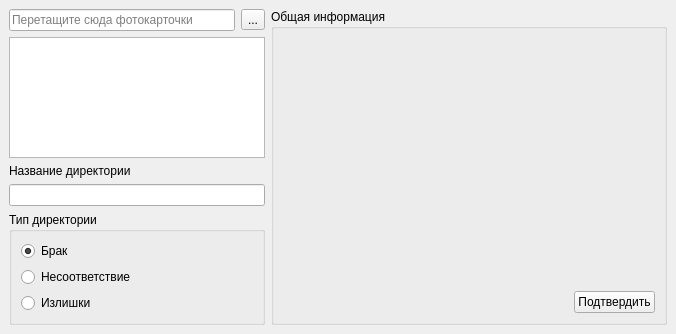
The window that mainwindow.ui (The-Zealot/WBFolderManager) describes before a commit, drawn with Qt 5.
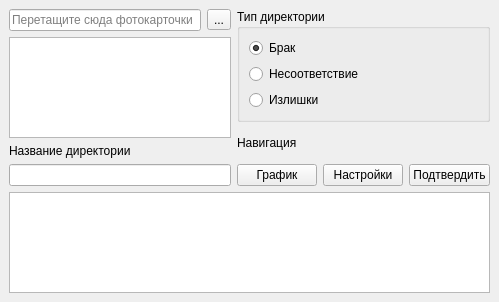
The same window after the commit.

What changed in the file:
```diff
--- a/mainwindow.ui
+++ b/mainwindow.ui
@@ -6,46 +6,29 @@
    <rect>
     <x>0</x>
     <y>0</y>
-    <width>676</width>
-    <height>334</height>
+    <width>499</width>
+    <height>302</height>
    </rect>
   </property>
   <property name="windowTitle">
    <string>WBHelper</string>
   </property>
   <widget class="QWidget" name="centralwidget">
-   <layout class="QGridLayout" name="gridLayout">
+   <layout class="QGridLayout" name="gridLayout_2">
     <item row="0" column="0">
-     <layout class="QVBoxLayout" name="verticalLayout_4">
-      <item>
-       <layout class="QVBoxLayout" name="verticalLayout">
-        <item>
          <layout class="QHBoxLayout" name="horizontalLayout">
           <item>
-           <widget class="QLineEdit" name="editPhotoPath">
-            <property name="sizePolicy">
-             <sizepolicy hsizetype="Preferred" vsizetype="Fixed">
-              <horstretch>0</horstretch>
-              <verstretch>0</verstretch>
-             </sizepolicy>
-            </property>
-            <property name="placeholderText">
-             <string>Перетащите сюда фотокарточки</string>
-            </property>
-           </widget>
-          </item>
+       <layout class="QVBoxLayout" name="verticalLayout_5">
           <item>
+         <layout class="QGridLayout" name="gridLayout">
+          <item row="0" column="1">
            <widget class="QToolButton" name="buttonBrowse">
             <property name="text">
              <string>...</string>
             </property>
            </widget>
           </item>
-         </layout>
-        </item>
-       </layout>
-      </item>
-      <item>
+          <item row="1" column="0" colspan="2">
        <widget class="QListWidget" name="listWidget">
         <property name="sizePolicy">
          <sizepolicy hsizetype="Preferred" vsizetype="Expanding">
@@ -55,8 +38,23 @@
         </property>
        </widget>
       </item>
+          <item row="0" column="0">
+           <widget class="QLineEdit" name="editPhotoPath">
+            <property name="sizePolicy">
+             <sizepolicy hsizetype="Preferred" vsizetype="Fixed">
+              <horstretch>0</horstretch>
+              <verstretch>0</verstretch>
+             </sizepolicy>
+            </property>
+            <property name="placeholderText">
+             <string>Перетащите сюда фотокарточки</string>
+            </property>
+           </widget>
+          </item>
+         </layout>
+        </item>
       <item>
-       <layout class="QVBoxLayout" name="verticalLayout_3">
+         <layout class="QVBoxLayout" name="verticalLayout">
         <item>
          <widget class="QLabel" name="label">
           <property name="text">
@@ -76,6 +74,10 @@
         </item>
        </layout>
       </item>
+       </layout>
+      </item>
+      <item>
+       <layout class="QVBoxLayout" name="verticalLayout_4">
       <item>
        <widget class="QGroupBox" name="groupBox">
         <property name="title">
@@ -109,61 +111,48 @@
         </layout>
        </widget>
       </item>
-     </layout>
-    </item>
-    <item row="0" column="1">
-     <widget class="QGroupBox" name="groupBox_2">
-      <property name="sizePolicy">
-       <sizepolicy hsizetype="MinimumExpanding" vsizetype="Preferred">
-        <horstretch>0</horstretch>
-        <verstretch>0</verstretch>
-       </sizepolicy>
-      </property>
-      <property name="title">
-       <string>Общая информация</string>
-      </property>
-      <layout class="QGridLayout" name="gridLayout_2">
-       <item row="1" column="1">
+        <item>
+         <layout class="QVBoxLayout" name="verticalLayout_3">
+          <item>
+           <widget class="QLabel" name="label_2">
+            <property name="text">
+             <string>Навигация</string>
+            </property>
+           </widget>
+          </item>
+          <item>
+           <layout class="QHBoxLayout" name="horizontalLayout_2">
+            <item>
+             <widget class="QPushButton" name="buttonTimetable">
+              <property name="text">
+               <string>График</string>
+              </property>
+             </widget>
+            </item>
+            <item>
+             <widget class="QPushButton" name="buttonSettings">
+              <property name="text">
+               <string>Настройки</string>
+              </property>
+             </widget>
+            </item>
+            <item>
         <widget class="QPushButton" name="buttonSubmit">
          <property name="text">
           <string>Подтвердить</string>
          </property>
         </widget>
        </item>
+           </layout>
+          </item>
+         </layout>
+        </item>
+       </layout>
+      </item>
+     </layout>
+    </item>
        <item row="1" column="0">
-        <spacer name="horizontalSpacer">
-         <property name="orientation">
-          <enum>Qt::Horizontal</enum>
-         </property>
-         <property name="sizeHint" stdset="0">
-          <size>
-           <width>40</width>
-           <height>20</height>
-          </size>
-         </property>
-        </spacer>
-       </item>
-       <item row="0" column="0" colspan="2">
-        <widget class="QLabel" name="labelDataOut">
-         <property name="sizePolicy">
-          <sizepolicy hsizetype="Preferred" vsizetype="Preferred">
-           <horstretch>0</horstretch>
-           <verstretch>0</verstretch>
-          </sizepolicy>
-         </property>
-         <property name="text">
-          <string/>
-         </property>
-         <property name="alignment">
-          <set>Qt::AlignLeading|Qt::AlignLeft|Qt::AlignTop</set>
-         </property>
-         <property name="wordWrap">
-          <bool>true</bool>
-         </property>
-        </widget>
-       </item>
-      </layout>
-     </widget>
+     <widget class="QTextBrowser" name="textBrowserDataOut"/>
     </item>
    </layout>
   </widget>
```
Lines whose indentation alone changed are shown as unchanged.
